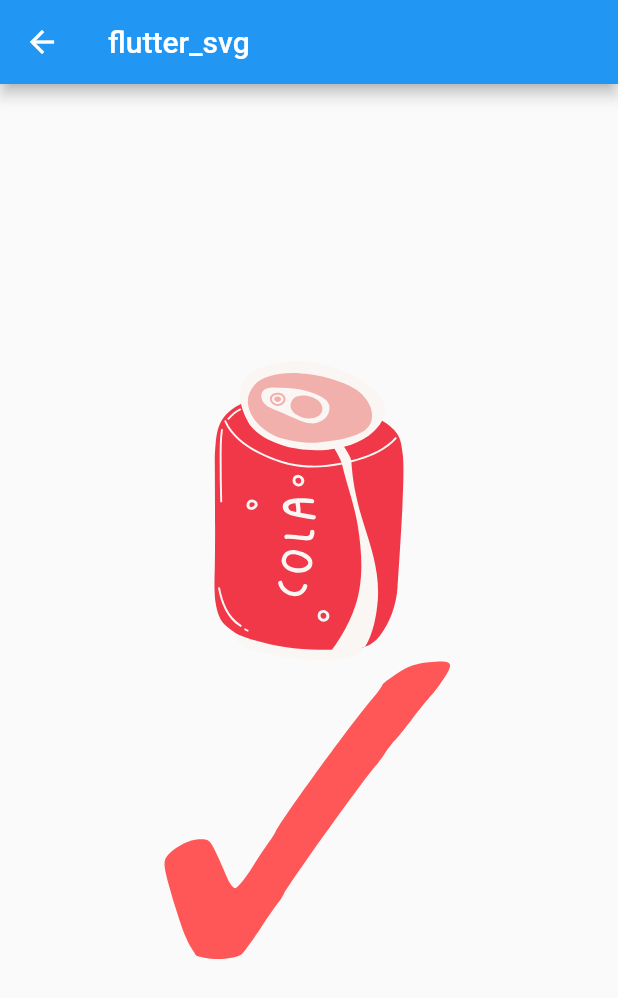
After one commit to kazuki-oshino/experimental_site, a Flutter app: the screen it shows after launch, after a tap on "FlutterSvg", on a phone screen of 412 x 824 dp. The commit adds this screen. Shown: the top 998 px of the screen. Run offline on Flutter 3.47's test engine with Material 2 defaults, Android fonts, the phone set to English and light mode, and no system bars; our stand-ins replace auto_route, flutter_svg.

Commit message:
add flutter_svg sample.

```diff
--- a/lib/main.dart
+++ b/lib/main.dart
@@ -1,6 +1,7 @@
 import 'package:auto_route/auto_route.dart';
 import 'package:experimental_site/router/router.gr.dart';
 import 'package:flutter/material.dart';
+import 'package:flutter_svg/flutter_svg.dart';
 
 void main() {
   runApp(MyApp());
@@ -42,12 +43,18 @@ class _MyHomePageState extends State<MyHomePage> {
           children: <Widget>[
             /// auto_route example
             ElevatedButton(
-              onPressed: () => context.router.pushNamed("/main1/gorilla"),
+              onPressed: () => context.router.pushNamed('/main1/gorilla'),
               child: Text('AutoRoute'),
             ),
             ElevatedButton(
-              onPressed: () => context.router.pushNamed("/main1/gorilla"),
-              child: Text('AutoRoute'),
+              onPressed: () async {
+                await precachePicture(
+                  ExactAssetPicture(SvgPicture.svgStringDecoderBuilder, 'assets/pic/s1.svg'),
+                  null,
+                );
+                context.router.pushNamed('/flutter-svg-sample');
+              },
+              child: Text('FlutterSvg'),
             ),
           ],
         ),
--- /dev/null
+++ b/lib/views/flutter_svg/flutter_svg_sample.dart
@@ -0,0 +1,24 @@
+import 'package:flutter/material.dart';
+import 'package:flutter_svg/flutter_svg.dart';
+
+class FlutterSvgSample extends StatelessWidget {
+  const FlutterSvgSample({Key? key}) : super(key: key);
+
+  @override
+  Widget build(BuildContext context) {
+    return Scaffold(
+      appBar: AppBar(
+        title: const Text('flutter_svg'),
+      ),
+      body: Center(
+        child: Column(
+          mainAxisAlignment: MainAxisAlignment.center,
+          children: [
+            SvgPicture.asset('assets/pic/s1.svg', height: 200,),
+            SvgPicture.asset('assets/pic/s2.svg', height: 200,),
+          ],
+        ),
+      ),
+    );
+  }
+}
```
Also changed, not shown: pubspec.yaml (+4 -4 lines), assets/pic/s1.svg (added), assets/pic/s2.svg (added), pubspec.lock.
